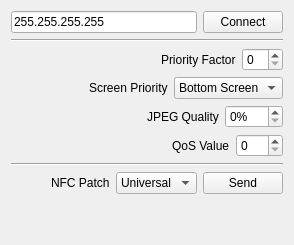
Old version of the form mainwindow.ui in the repository BoltsJ/cuteNTR.
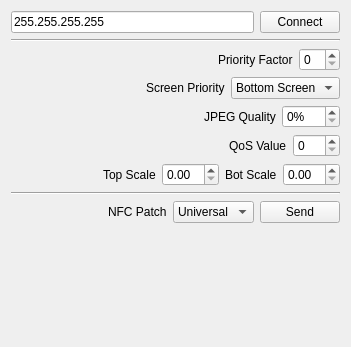
New version of the form.

The edit to the form file:
```diff
--- a/mainwindow.ui
+++ b/mainwindow.ui
@@ -2,6 +2,14 @@
 <ui version="4.0">
  <class>MainWindow</class>
  <widget class="QMainWindow" name="MainWindow">
+  <property name="geometry">
+   <rect>
+    <x>0</x>
+    <y>0</y>
+    <width>351</width>
+    <height>347</height>
+   </rect>
+  </property>
   <property name="windowTitle">
    <string>cuteNTR</string>
   </property>
@@ -169,6 +177,51 @@
       </item>
      </layout>
     </item>
+    <item>
+     <layout class="QHBoxLayout" name="horizontalLayout_7">
+      <item>
+       <spacer name="horizontalSpacer_6">
+        <property name="orientation">
+         <enum>Qt::Horizontal</enum>
+        </property>
+        <property name="sizeHint" stdset="0">
+         <size>
+          <width>40</width>
+          <height>20</height>
+         </size>
+        </property>
+       </spacer>
+      </item>
+      <item>
+       <widget class="QLabel" name="l_tScale">
+        <property name="text">
+         <string>Top Scale</string>
+        </property>
+       </widget>
+      </item>
+      <item>
+       <widget class="QDoubleSpinBox" name="tScale">
+        <property name="singleStep">
+         <double>0.100000000000000</double>
+        </property>
+       </widget>
+      </item>
+      <item>
+       <widget class="QLabel" name="l_bScale">
+        <property name="text">
+         <string>Bot Scale</string>
+        </property>
+       </widget>
+      </item>
+      <item>
+       <widget class="QDoubleSpinBox" name="bScale">
+        <property name="singleStep">
+         <double>0.100000000000000</double>
+        </property>
+       </widget>
+      </item>
+     </layout>
+    </item>
     <item>
      <widget class="Line" name="line_2">
       <property name="orientation">
```
Left out of the diff: 12 changed lines with no effect on the pictures.
